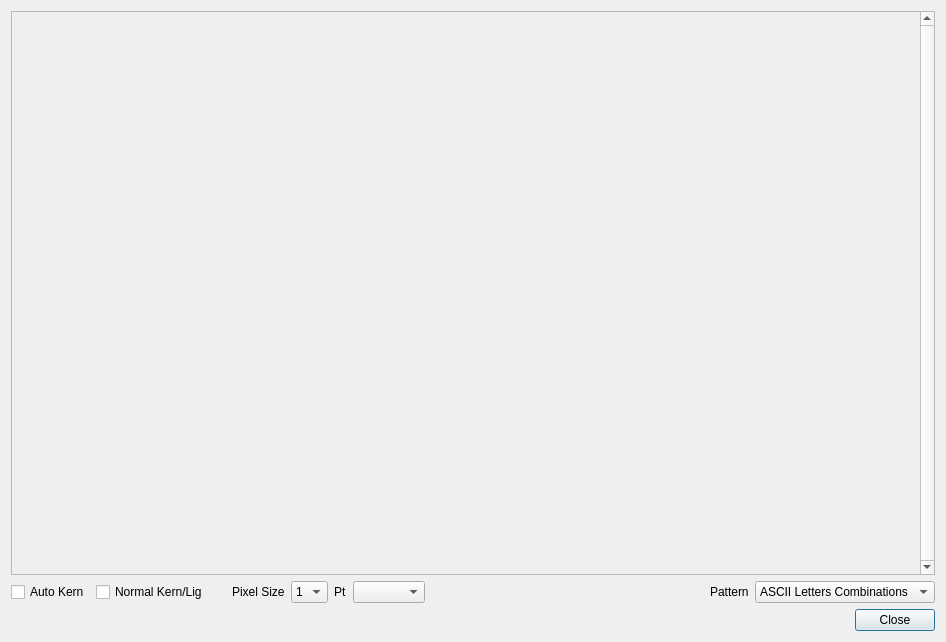
The window that proofingDialog.ui (turgu1/IBMFFontEditor) describes before a commit, drawn with Qt 5.
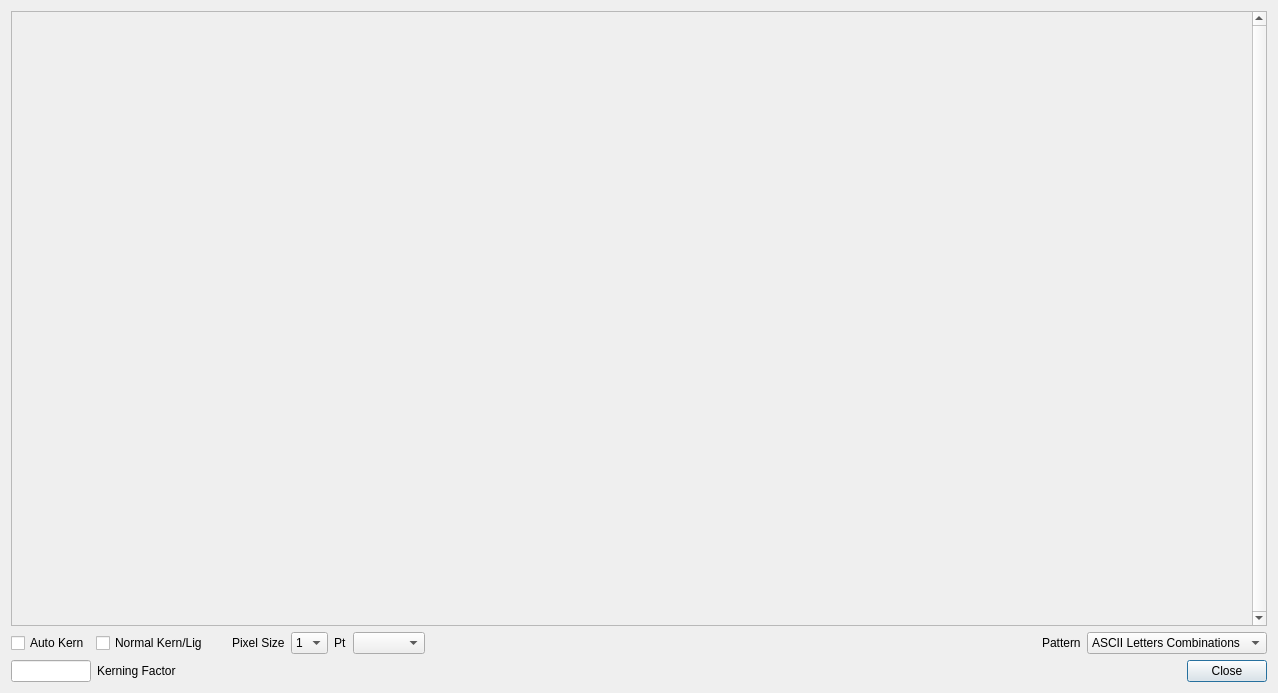
The same window after the commit.

Commit message: Kerning factor trials, GUI enhancements

```diff
--- a/proofingDialog.ui
+++ b/proofingDialog.ui
@@ -6,8 +6,8 @@
    <rect>
     <x>0</x>
     <y>0</y>
-    <width>946</width>
-    <height>642</height>
+    <width>1278</width>
+    <height>693</height>
    </rect>
   </property>
   <property name="windowTitle">
@@ -33,8 +33,8 @@
        <rect>
         <x>0</x>
         <y>0</y>
-        <width>897</width>
-        <height>525</height>
+        <width>1229</width>
+        <height>576</height>
        </rect>
       </property>
      </widget>
@@ -193,6 +193,26 @@
    </item>
    <item>
     <layout class="QHBoxLayout" name="horizontalLayout_2">
+     <item>
+      <widget class="QLineEdit" name="kernFactorEdit">
+       <property name="maximumSize">
+        <size>
+         <width>80</width>
+         <height>16777215</height>
+        </size>
+       </property>
+       <property name="inputMask">
+        <string/>
+       </property>
+      </widget>
+     </item>
+     <item>
+      <widget class="QLabel" name="label_4">
+       <property name="text">
+        <string>Kerning Factor</string>
+       </property>
+      </widget>
+     </item>
      <item>
       <spacer name="horizontalSpacer_3">
        <property name="orientation">
```
Left out of the diff: 5 changed lines with no effect on the pictures. The commit also changes 13 other files.
